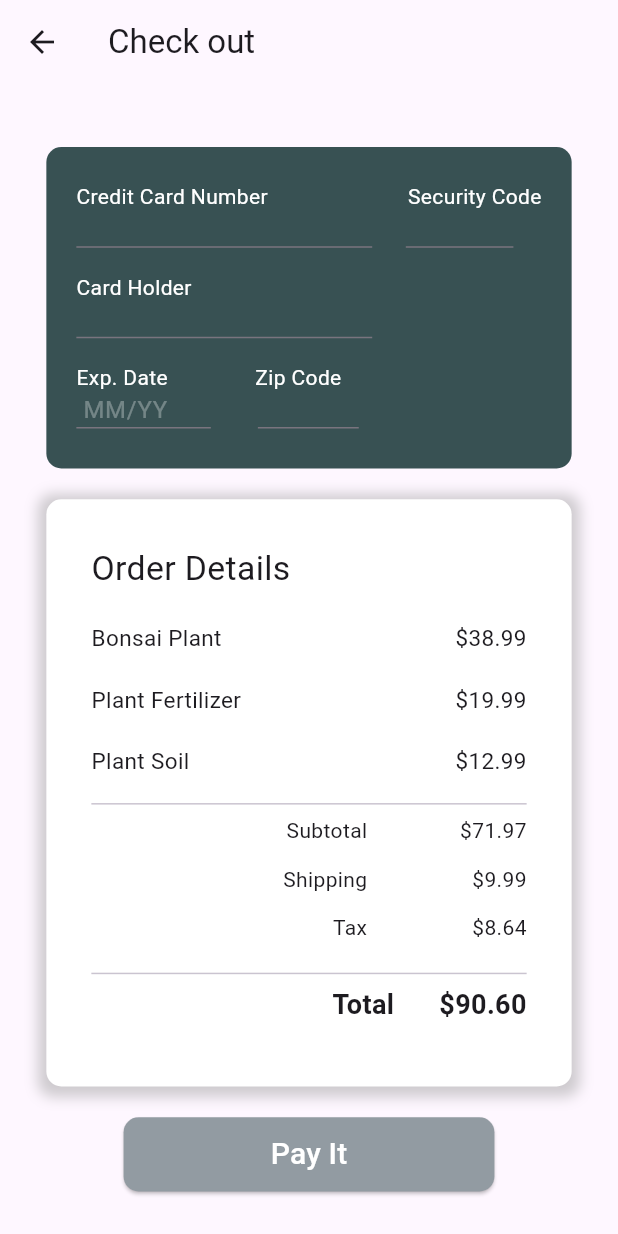
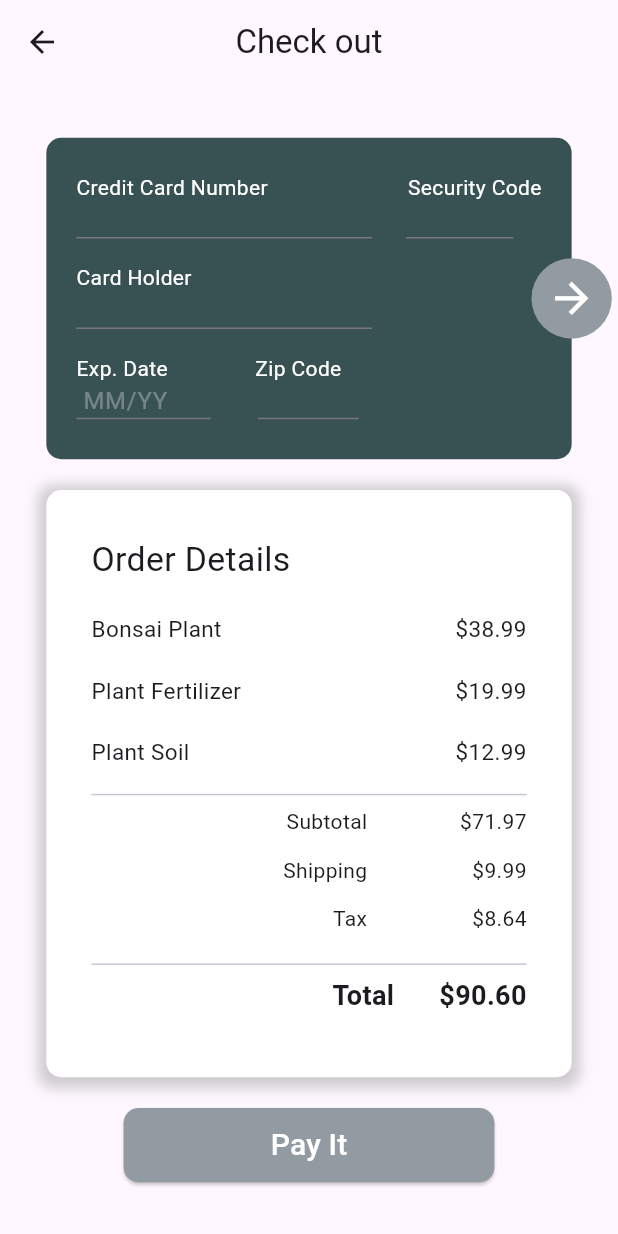
Before and after one commit to Goutham-Vinod/chechout_page, a Flutter app: the screen it shows after launch, on a phone screen of 412 x 824 dp. Run offline on Flutter 3.47's test engine with Material 3 defaults, Android fonts, the phone set to English and light mode, and no system bars; our stand-ins replace flutter_bloc, freezed_annotation.

Commit message:
Save card button animation implemented

```diff
--- a/lib/application/bloc/check_out_page_event.dart
+++ b/lib/application/bloc/check_out_page_event.dart
@@ -2,12 +2,12 @@ part of 'check_out_page_bloc.dart';
 
 @freezed
 class CheckOutPageEvent with _$CheckOutPageEvent {
-  const factory CheckOutPageEvent.updateCreditCardDetails({
-   required int index,
+  const factory CheckOutPageEvent.addCreditCard({
     String? cardNumber,
     String? cardHolder,
     String? securityCode,
     String? expDate,
     String? zipCode,
-  }) = _UpdateCreditCardDetails;
+  }) = _AddCreditCard;
+  const factory CheckOutPageEvent.verifyCreditCard() = _VerifyCreditCard;
 }
--- a/lib/application/bloc/check_out_page_state.dart
+++ b/lib/application/bloc/check_out_page_state.dart
@@ -3,6 +3,12 @@ part of 'check_out_page_bloc.dart';
 @freezed
 class CheckOutPageState with _$CheckOutPageState {
   const factory CheckOutPageState.initial({
-   required List<CreditCardDetailsModel?> creditCards,
+    required List<CreditCardDetailsModel?> creditCards,
+    bool? isUserAddingCard,
+    int? selectedCardIndex,
+    String? cardTypeDetected,
+    bool? isCardDetailsFilled,
+    bool? isCardVerificationInitiated,
+    bool? isCardVerificationSuccess,
   }) = _Initial;
 }
--- a/lib/domain/models/credit_card_details_model.dart
+++ b/lib/domain/models/credit_card_details_model.dart
@@ -1,5 +1,6 @@
 // ignore_for_file: public_member_api_docs, sort_constructors_first
 class CreditCardDetailsModel {
+  int index;
   String? cardNumber;
   String? securityCode;
   String? cardHolder;
@@ -7,6 +8,7 @@ class CreditCardDetailsModel {
   String? zipCode;
   String? cardType;
   CreditCardDetailsModel({
+    required this.index,
     this.cardNumber,
     this.securityCode,
     this.cardHolder,
--- a/lib/presentation/checkout page/checkout_page.dart
+++ b/lib/presentation/checkout page/checkout_page.dart
@@ -1,6 +1,7 @@
 import 'package:checkout_screen_ui/core/constants.dart';
 import 'package:checkout_screen_ui/presentation/checkout%20page/bill/bill.dart';
 import 'package:checkout_screen_ui/presentation/checkout%20page/credit%20card/credit_card.dart';
+import 'package:checkout_screen_ui/presentation/checkout%20page/save%20card%20button/save_card_button.dart';
 
 import 'package:flutter/material.dart';
 
@@ -15,6 +16,7 @@ class CheckoutPage extends StatelessWidget {
     double mediaQueryHeight = MediaQuery.of(context).size.height;
     return Scaffold(
       appBar: AppBar(
+        centerTitle: true,
         title: const Text("Check out"),
         automaticallyImplyLeading: true,
         leading: const Icon(Icons.arrow_back),
@@ -23,10 +25,18 @@ class CheckoutPage extends StatelessWidget {
         child: SingleChildScrollView(
           child:
               Column(crossAxisAlignment: CrossAxisAlignment.center, children: [
-            SizedBox(height: mediaQueryHeight * 0.015),
-            CreditCard(
-              height: mediaQueryHeight * 0.26,
-              width: mediaQueryWidth * 0.85,
+            // SizedBox(height: mediaQueryHeight * 0.015),
+            Stack(
+              children: [
+                Align(
+                  alignment: Alignment.center,
+                  child: CreditCard(
+                    height: mediaQueryHeight * 0.26,
+                    width: mediaQueryWidth * 0.85,
+                  ),
+                ),
+                const SaveCardButton(),
+              ],
             ),
             SizedBox(height: mediaQueryHeight * 0.025),
             const Bill(),
--- a/lib/presentation/checkout page/credit card/card_type.dart
+++ b/lib/presentation/checkout page/credit card/card_type.dart
@@ -18,7 +18,7 @@ class CardType extends StatelessWidget {
           mediaQueryHeight: widget.height, mediaQueryWidth: widget.width),
       child: SlideTransition(
         position: _slideInAnimation,
-        child: Container(
+        child: SizedBox(
           width: widget.width,
           height: widget.height,
           child: Stack(
--- a/lib/presentation/checkout page/credit card/credit_card.dart
+++ b/lib/presentation/checkout page/credit card/credit_card.dart
@@ -1,6 +1,6 @@
-import 'dart:developer';
 import 'package:checkout_screen_ui/application/bloc/check_out_page_bloc.dart';
-import 'package:checkout_screen_ui/presentation/checkout%20page/credit%20card/card%20input%20form/card_input_form.dart';
+import 'package:checkout_screen_ui/presentation/checkout%20page/credit%20card/card_input_form.dart';
+
 import 'package:checkout_screen_ui/presentation/checkout%20page/credit%20card/card_type.dart';
 import 'package:flutter/material.dart';
 import 'package:checkout_screen_ui/core/constants.dart';
@@ -71,7 +71,7 @@ class _CreditCardState extends State<CreditCard> with TickerProviderStateMixin {
 
     return BlocListener<CheckOutPageBloc, CheckOutPageState>(
       listener: (context, state) {
-        if (state.creditCards?[cardIndex]?.cardType == 'visa') {
+        if (state.cardTypeDetected == 'visa') {
           _cardTypeSlideInController.forward();
         }
       },
--- /dev/null
+++ b/lib/presentation/checkout page/save card button/save_card_button.dart
@@ -0,0 +1,88 @@
+import 'package:checkout_screen_ui/application/bloc/check_out_page_bloc.dart';
+import 'package:checkout_screen_ui/core/constants.dart';
+import 'package:flutter/material.dart';
+import 'package:flutter_bloc/flutter_bloc.dart';
+
+class SaveCardButton extends StatefulWidget {
+  const SaveCardButton({
+    super.key,
+  });
+
+  @override
+  State<SaveCardButton> createState() => _SaveCardButtonState();
+}
+
+class _SaveCardButtonState extends State<SaveCardButton>
+    with TickerProviderStateMixin {
+  late AnimationController _saveButtonZoomOutAnimationController;
+  late Animation<double> _saveButtonZoomOutAnimation;
+
+  @override
+  void initState() {
+    _saveButtonZoomOutAnimationController = AnimationController(
+      vsync: this,
+      duration: const Duration(milliseconds: 500),
+    );
+
+    _saveButtonZoomOutAnimation = Tween<double>(begin: 1, end: 0.25).animate(
+        CurvedAnimation(
+            parent: _saveButtonZoomOutAnimationController,
+            curve: Curves.easeInOut));
+
+    super.initState();
+  }
+
+  @override
+  Widget build(BuildContext context) {
+    double width = MediaQuery.of(context).size.width;
+    double height = MediaQuery.of(context).size.height;
+    return BlocConsumer<CheckOutPageBloc, CheckOutPageState>(
+      listener: (context, state) {
+        if (state.isCardVerificationInitiated == true) {
+          _saveButtonZoomOutAnimationController.forward();
+        }
+      },
+      builder: (context, state) {
+        Color iconBackgroundColor = state.isCardDetailsFilled == true
+            ? Constants.brownColor
+            : Constants.greyColor;
+
+        double rightInitialPos = width * 0.01;
+        double rightFinalPos = width * 0.6;
+
+        double rightPos = state.isCardVerificationInitiated == true
+            ? rightFinalPos
+            : rightInitialPos;
+
+        return AnimatedPositioned(
+            duration: const Duration(milliseconds: 500),
+            curve: Curves.easeInOut,
+            right: rightPos,
+            top: height * 0.07,
+            child: GestureDetector(
+              onTap: () {
+                if (state.isCardDetailsFilled == true) {
+                  BlocProvider.of<CheckOutPageBloc>(context)
+                      .add(const CheckOutPageEvent.verifyCreditCard());
+                }
+              },
+              child: ScaleTransition(
+                  scale: _saveButtonZoomOutAnimation,
+                  child: Container(
+                    width: width * 0.13,
+                    height: height * 0.12,
+                    decoration: BoxDecoration(
+                      color: iconBackgroundColor,
+                      shape: BoxShape.circle,
+                    ),
+                    child: Icon(
+                      Icons.arrow_forward,
+                      color: Colors.white,
+                      size: width * 0.08,
+                    ),
+                  )),
+            ));
+      },
+    );
+  }
+}
```
Also changed, not shown: lib/application/bloc/check_out_page_bloc.dart (+39 -62 lines), lib/presentation/checkout page/credit card/card input form/credit_card_input_form_line_1.dart (deleted, +0 -76 lines), lib/presentation/checkout page/credit card/card input form/credit_card_input_form_line_2.dart (deleted, +0 -45 lines), lib/presentation/checkout page/credit card/card input form/credit_card_input_form_line_3.dart (deleted, +0 -77 lines), lib/presentation/checkout page/credit card/card_input_form.dart (renamed from lib/presentation/checkout page/credit card/card input form/card_input_form.dart, +16 -21 lines), lib/application/bloc/check_out_page_bloc.freezed.dart, 1 other file.
